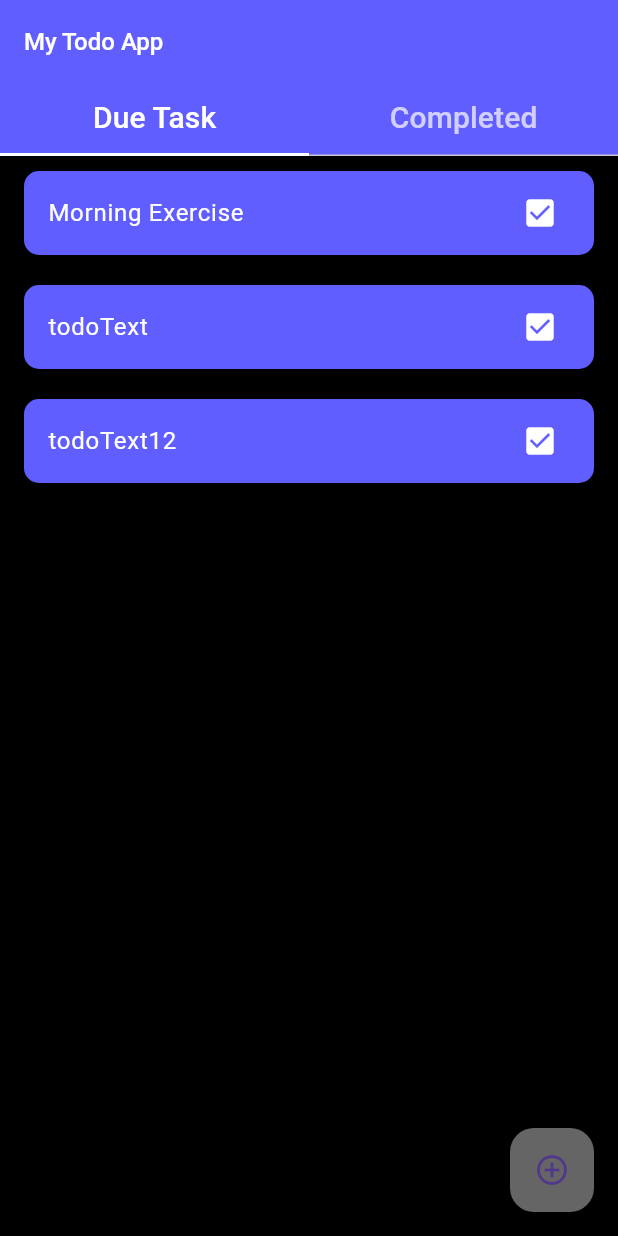
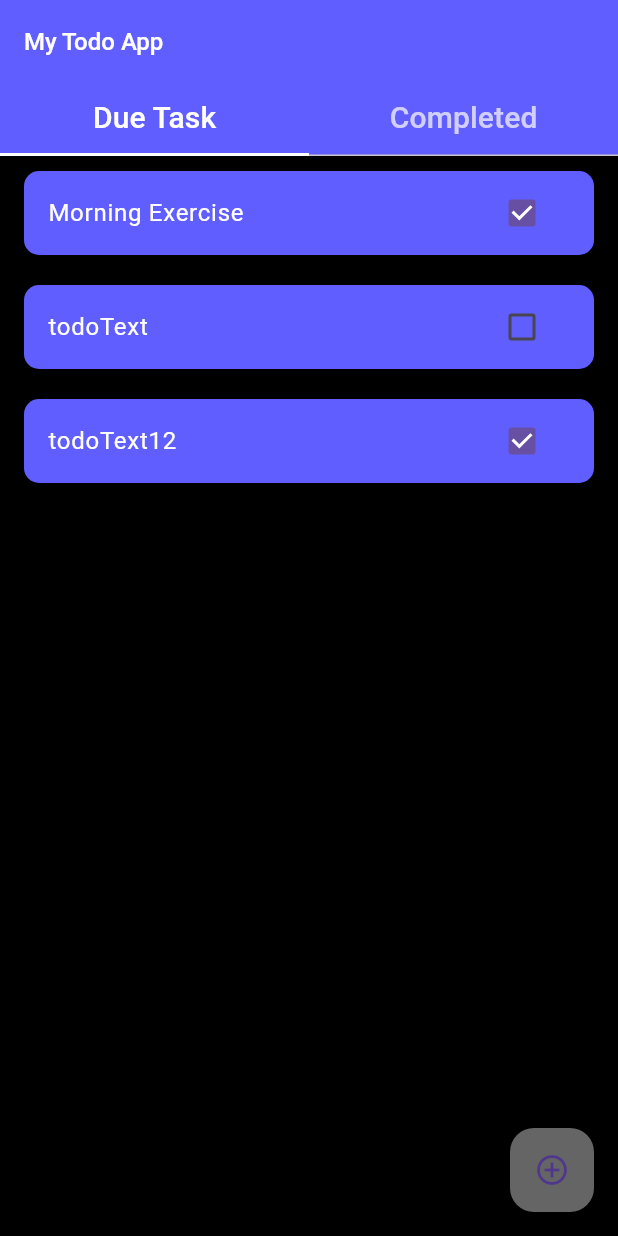
Before and after one commit to saurabhkumar-sk/todo_application, a Flutter app: the screen it shows after launch, on a phone screen of 412 x 824 dp. Run offline on Flutter 3.47's test engine with Material 2 defaults, Android fonts, the phone set to English and light mode, and no system bars.

```diff
--- a/lib/main.dart
+++ b/lib/main.dart
@@ -1,6 +1,6 @@
 import 'package:flutter/material.dart';
 import 'package:provider/provider.dart';
-import 'package:todo/provider/provider.dart';
+import 'package:todo/provider/todo_provider.dart';
 import 'package:todo/screens/landing_screen.dart';
 
 void main() {
@@ -13,9 +13,8 @@ class MyApp extends StatelessWidget {
   @override
   Widget build(BuildContext context) {
     return ChangeNotifierProvider(
-      create: (_) => TodoProvider(),
+      create: (context) => TodoProvider(),
       child: MaterialApp(
-
         debugShowCheckedModeBanner: false,
         title: 'ToDo',
         theme: ThemeData(
--- a/lib/models/todo_model.dart
+++ b/lib/models/todo_model.dart
@@ -1,9 +1,13 @@
-class ToDoModel {
+class TodoModel {
   String todoText;
   bool isDone;
 
-  ToDoModel({
+  TodoModel({
     required this.todoText,
     this.isDone = false,
   });
+
+  void complete() {
+    isDone = !isDone;
+  }
 }
--- a/lib/provider/provider.dart
+++ /dev/null
@@ -1,27 +0,0 @@
-import 'package:flutter/material.dart';
-import 'package:todo/models/todo_model.dart';
-
-class TodoProvider extends ChangeNotifier {
-  List<ToDoModel> todoList = [
-    ToDoModel(
-      todoText: 'Morning Exercise',
-      isDone: true,
-    ),
-    ToDoModel(
-      todoText: 'todoText',
-      isDone: true,
-    ),
-    ToDoModel(
-      todoText: 'todoText12',
-      isDone: true,
-    ),
-  ];
-
-  List<ToDoModel> get todosLists =>
-      todoList.where((element) => element.isDone).toList();
-
-  void addToList(ToDoModel todo) {
-    todosLists.add(todo);
-    notifyListeners();
-  }
-}
--- /dev/null
+++ b/lib/provider/todo_provider.dart
@@ -0,0 +1,37 @@
+
+import 'package:flutter/material.dart';
+import 'package:todo/models/todo_model.dart';
+
+class TodoProvider extends ChangeNotifier {
+  final tasks = [
+    TodoModel(
+      todoText: 'Morning Exercise',
+      isDone: true,
+    ),
+    TodoModel(
+      todoText: 'todoText',
+      isDone: false,
+    ),
+    TodoModel(
+      todoText: 'todoText12',
+      isDone: true,
+    ),
+  ];
+
+  List<TodoModel>  completeTask = [];
+
+  void addTask(String task) {
+    tasks.add(
+      TodoModel(todoText: task, isDone: false),
+    );
+    notifyListeners();
+  }
+
+  void toggleTask(TodoModel task) {
+    final taskIndex = tasks.indexOf(task);
+    tasks[taskIndex].complete();
+    notifyListeners();
+  }
+
+
+}
--- a/lib/screens/due_task_screen.dart
+++ b/lib/screens/due_task_screen.dart
@@ -1,7 +1,7 @@
 import 'package:flutter/material.dart';
 import 'package:provider/provider.dart';
 import 'package:todo/models/todo_model.dart';
-import 'package:todo/provider/provider.dart';
+import 'package:todo/provider/todo_provider.dart';
 
 class DueTaskScreen extends StatefulWidget {
   const DueTaskScreen({
@@ -13,9 +13,6 @@ class DueTaskScreen extends StatefulWidget {
 }
 
 class _DueTaskScreenState extends State<DueTaskScreen> {
-  final textController = TextEditingController();
-  bool isdone = true;
-
   late TodoProvider provider;
   @override
   void initState() {
@@ -25,11 +22,11 @@ class _DueTaskScreenState extends State<DueTaskScreen> {
 
   @override
   Widget build(BuildContext context) {
-    return Selector<TodoProvider, List<ToDoModel>>(
-      selector: (p0, p1) => p1.todoList,
+    return Selector<TodoProvider, List<TodoModel>>(
+      selector: (p0, p1) => p1.completeTask,
       builder: (context, todosList, child) => ListView.builder(
         shrinkWrap: true,
-        itemCount: todosList.length,
+        itemCount: provider.tasks.length,
         itemBuilder: (BuildContext context, int index) {
           return Padding(
             padding: const EdgeInsets.symmetric(
@@ -61,16 +58,16 @@ class _DueTaskScreenState extends State<DueTaskScreen> {
                 );
               },
               title: Text(
-                todosList[index].todoText,
+                provider.tasks[index].todoText,
                 style: const TextStyle(
                   color: Colors.white,
                 ),
               ),
-              trailing: Icon(
-                todosList[index].todoText.isNotEmpty
-                    ? Icons.check_box
-                    : Icons.check_box_outline_blank,
-                color: Colors.white,
+              trailing: Checkbox(
+                value: provider.tasks[index].isDone,
+                onChanged: (value) => provider.toggleTask(
+                  provider.completeTask[index],
+                ),
               ),
             ),
           );
--- a/lib/screens/landing_screen.dart
+++ b/lib/screens/landing_screen.dart
@@ -1,10 +1,6 @@
-import 'dart:developer';
-
 import 'package:flutter/material.dart';
 import 'package:provider/provider.dart';
-import 'package:todo/models/todo_model.dart';
-import 'package:todo/models/todo_model.dart';
-import 'package:todo/provider/provider.dart';
+import 'package:todo/provider/todo_provider.dart';
 import 'package:todo/screens/complete_screen.dart';
 import 'package:todo/screens/due_task_screen.dart';
 
@@ -17,19 +13,18 @@ class LandingScreen extends StatefulWidget {
 }
 
 class _LandingScreenState extends State<LandingScreen> {
+  final textController = TextEditingController();
+
   late TodoProvider provider;
 
   @override
   void initState() {
-    provider = Provider.of(context, listen: false);
     super.initState();
+    provider = Provider.of<TodoProvider>(context, listen: false);
   }
 
   @override
   Widget build(BuildContext context) {
-    final textController = TextEditingController();
-    final todoLists = context.select((TodoProvider value) => value.todosLists);
-
     return DefaultTabController(
       length: 2,
       child: Scaffold(
@@ -84,25 +79,24 @@ class _LandingScreenState extends State<LandingScreen> {
                     child: TextField(
                       controller: textController,
                       decoration: const InputDecoration(
-                        hintText: 'Enter Your Task',
                         hintStyle: TextStyle(color: Colors.grey),
                         border: UnderlineInputBorder(
                           borderRadius: BorderRadius.all(
                             Radius.circular(50),
                           ),
                         ),
+                        hintText: 'Enter Your Task',
                         fillColor: Color.fromRGBO(116, 116, 116, 1),
                         filled: true,
                       ),
+                      // onSubmitted: (value) => sumbit(),
                     ),
                   ),
                   Padding(
                     padding: const EdgeInsets.symmetric(vertical: 50.0),
                     child: FloatingActionButton.extended(
                       onPressed: () {
-                        provider.addToList(
-                          ToDoModel(todoText: textController.text),
-                        );
+                        provider.addTask(textController.text);
                         textController.clear();
                         Navigator.pop(context);
                       },
@@ -113,7 +107,7 @@ class _LandingScreenState extends State<LandingScreen> {
                         ),
                       ),
                     ),
-                  )
+                  ),
                 ],
               ),
             );
```
Also changed, not shown: lib/screens/complete_screen.dart (+17 -3 lines).
